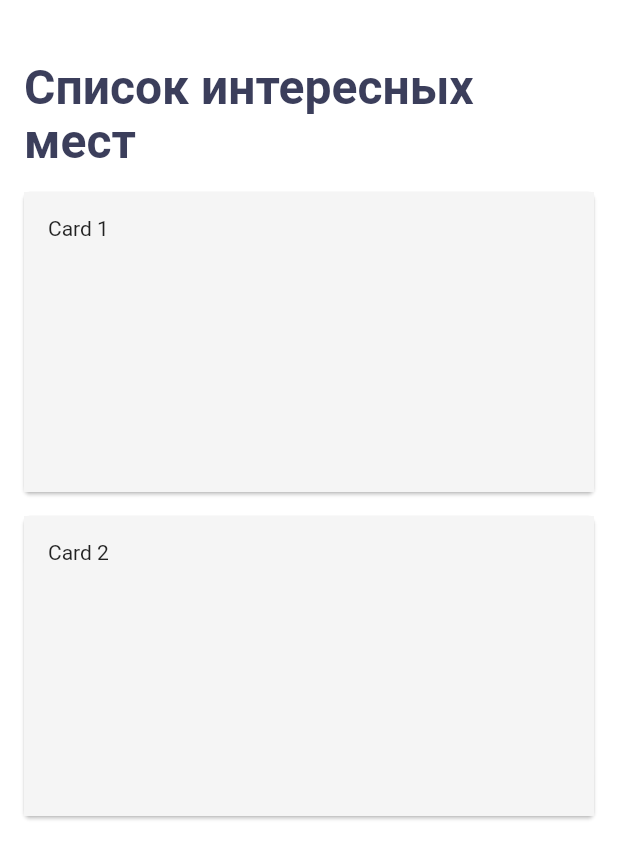
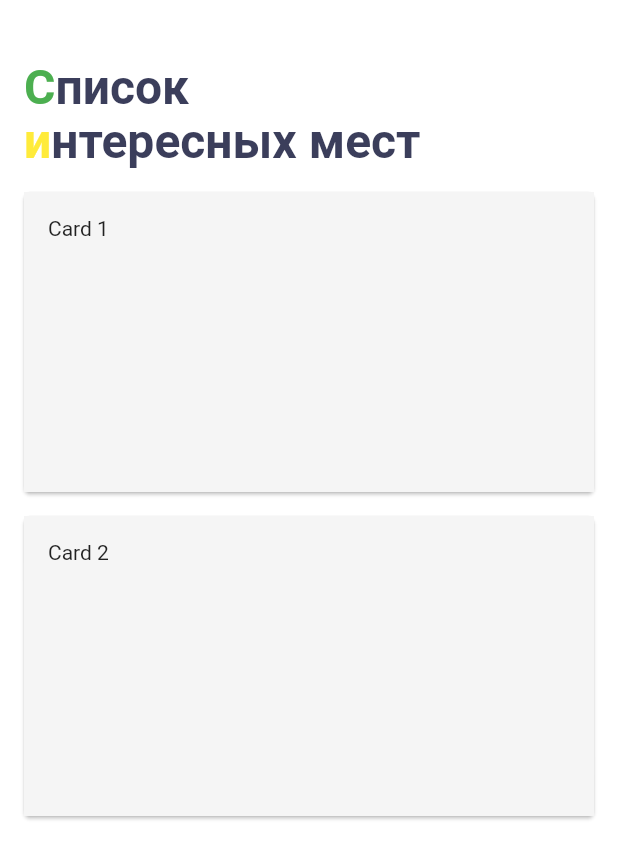
Before and after one commit to vi-k/places, a Flutter app: the screen it shows after launch, on a phone screen of 412 x 824 dp. Shown: the top 859 px of the screen. Run offline on Flutter 3.47's test engine with Material 2 defaults, Android fonts, the phone set to English and light mode, and no system bars.

Commit message:
Задание 4.2: Text и RichText

```diff
--- a/places/lib/ui/screen/sight_list_screen.dart
+++ b/places/lib/ui/screen/sight_list_screen.dart
@@ -15,17 +15,44 @@ class _SightListScreenState extends State<SightListScreen> {
         elevation: 0,
         toolbarHeight: 128, // 40 + 72 + 16
         titleSpacing: 16, // отступы по-горизонтали
-        title: const Padding(
-          padding: EdgeInsets.only(top: 40, bottom: 16), // + 24 высота системного бара
-          child: Text(
-            'Список интересных мест',
+        title: Padding(
+          padding: EdgeInsets.only(
+              top: 40, bottom: 16), // + 24 высота системного бара
+          child: RichText(
+            text: const TextSpan(
+              text: 'С',
+              style: TextStyle(
+                color: Colors.green,
+                fontSize: 32,
+                height: 1.125,
+                fontWeight: FontWeight.w700,
+              ),
+              children: [
+                TextSpan(
+                  text: 'писок\n',
+                  style: TextStyle(
+                    color: Color(0xFF3B3E5B),
+                  ),
+                  children: [
+                    TextSpan(
+                      text: 'и',
+                      style: TextStyle(
+                        color: Colors.yellow,
+                      ),
+                      children: [
+                        TextSpan(
+                          text: 'нтересных мест',
+                          style: TextStyle(
+                            color: Color(0xFF3B3E5B),
+                          ),
+                        ),
+                      ],
+                    ),
+                  ],
+                ),
+              ],
+            ),
             maxLines: 2,
-            style: TextStyle(
-              color: Color(0xFF3B3E5B),
-              fontSize: 32,
-              height: 1.125,
-              fontWeight: FontWeight.w700,
-            ),
           ),
         ),
       ),
```
